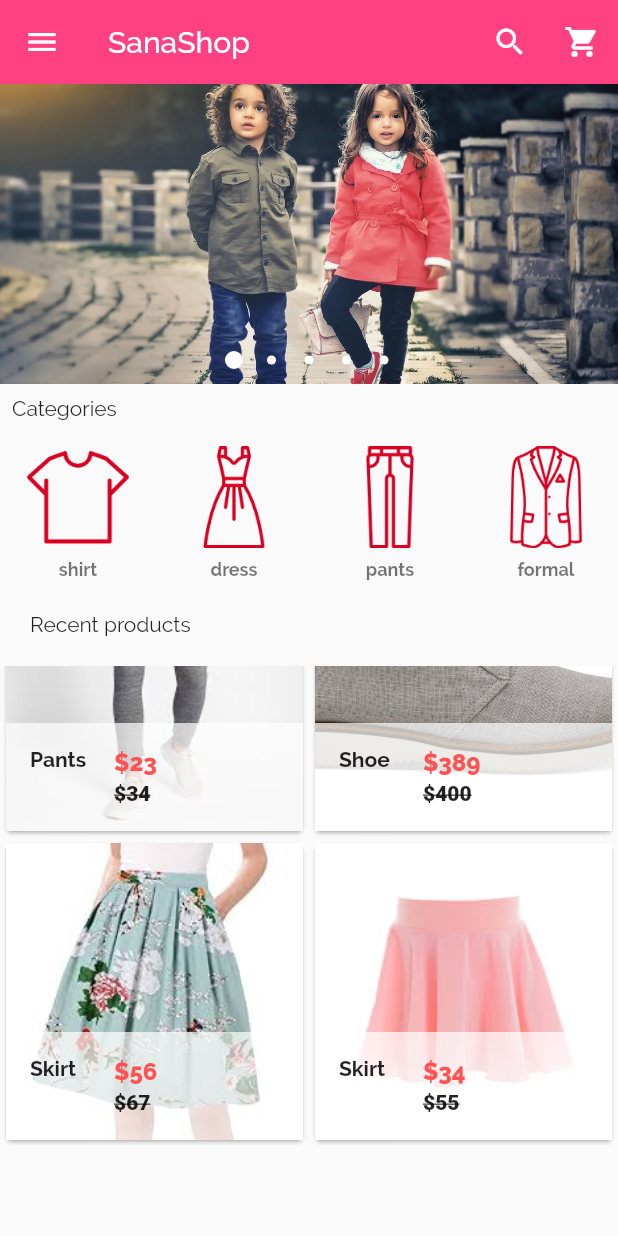
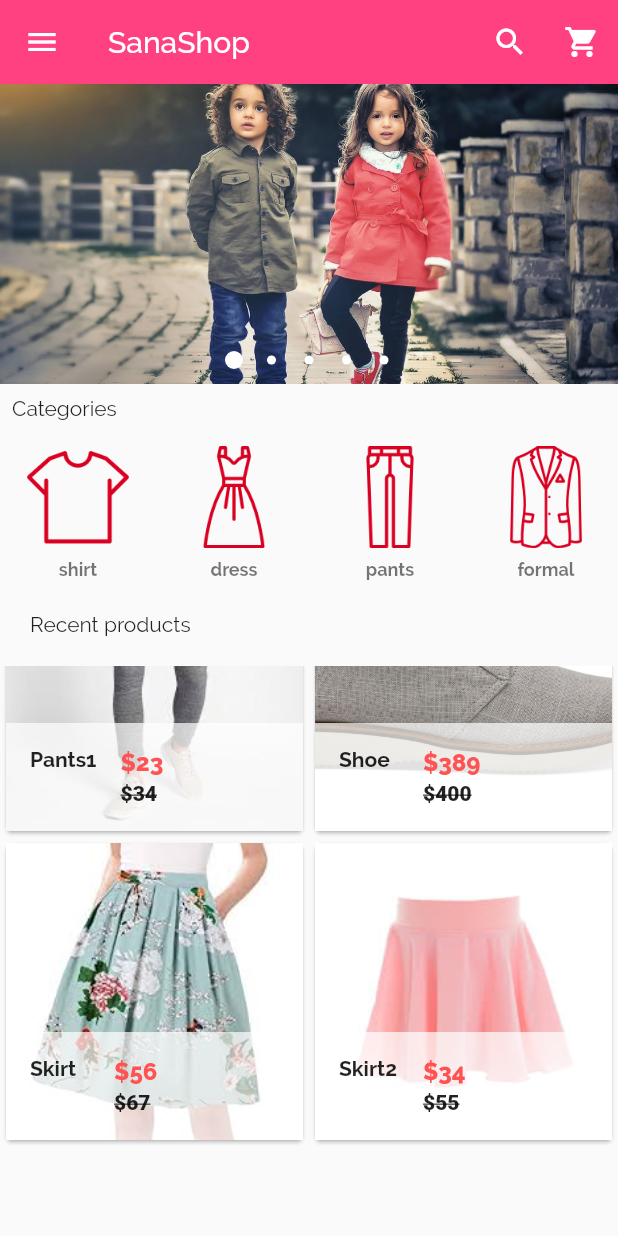
Before and after one commit to Sanaebadi97/Online-Fashion-Store, a Flutter app: the screen it shows after launch, scrolled down 916 dp, on a phone screen of 412 x 824 dp. Run offline on Flutter 3.47's test engine with Material 2 defaults, Android fonts, the phone set to English and light mode, and no system bars; drawn by our look-alikes of carousel_pro.

```diff
--- a/lib/componets/products.dart
+++ b/lib/componets/products.dart
@@ -12,7 +12,7 @@ class Products extends StatefulWidget {
 class _ProductsState extends State<Products> {
   var products_list = [
     {
-      "name": "Blazer",
+      "name": "Blazer1",
       "picture": "assets/images/products/blazer1.jpeg",
       "old_price": 120,
       "price": 85
@@ -24,13 +24,13 @@ class _ProductsState extends State<Products> {
       "price": 67
     },
     {
-      "name": "Dress",
+      "name": "Dress1",
       "picture": "assets/images/products/dress1.jpeg",
       "old_price": 45,
       "price": 89
     },
     {
-      "name": "Dress",
+      "name": "Dress2",
       "picture": "assets/images/products/dress2.jpeg",
       "old_price": 23,
       "price": 78
@@ -48,7 +48,7 @@ class _ProductsState extends State<Products> {
       "price": 34
     },
     {
-      "name": "Dress",
+      "name": "Dress3",
       "picture": "assets/images/products/hills2.jpeg",
       "old_price": 98,
       "price": 45
@@ -60,7 +60,7 @@ class _ProductsState extends State<Products> {
       "price": 45
     },
     {
-      "name": "Pants",
+      "name": "Pants1",
       "picture": "assets/images/products/pants2.jpeg",
       "old_price": 34,
       "price": 23
@@ -78,7 +78,7 @@ class _ProductsState extends State<Products> {
       "price": 56
     },
     {
-      "name": "Skirt",
+      "name": "Skirt2",
       "picture": "assets/images/products/skt2.jpeg",
       "old_price": 55,
       "price": 34
@@ -120,8 +120,12 @@ class SingleProd extends StatelessWidget {
           tag: prod_name,
           child: Material(
             child: InkWell(
-              onTap: () => Navigator.of(context).push(
-                  MaterialPageRoute(builder: (context) => ProductDetails())),
+
+              /*Passing the value from Product to product details*/
+
+              onTap: () => Navigator.of(context).push(MaterialPageRoute(
+                  builder: (context) => ProductDetails(
+                      prod_name, prod_price, prod_old_price, prod_pics))),
               child: GridTile(
                 footer: Container(
                   color: Colors.white70,
```
Also changed, not shown: lib/pages/product_details.dart (+43 -0 lines), pubspec.lock.
